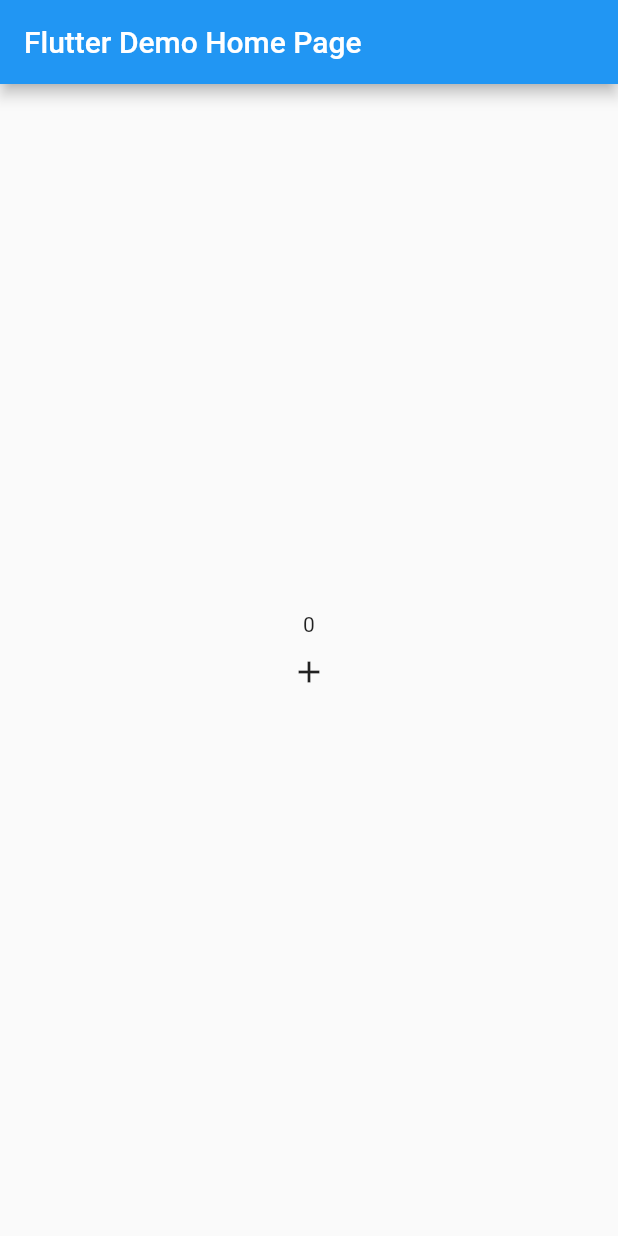
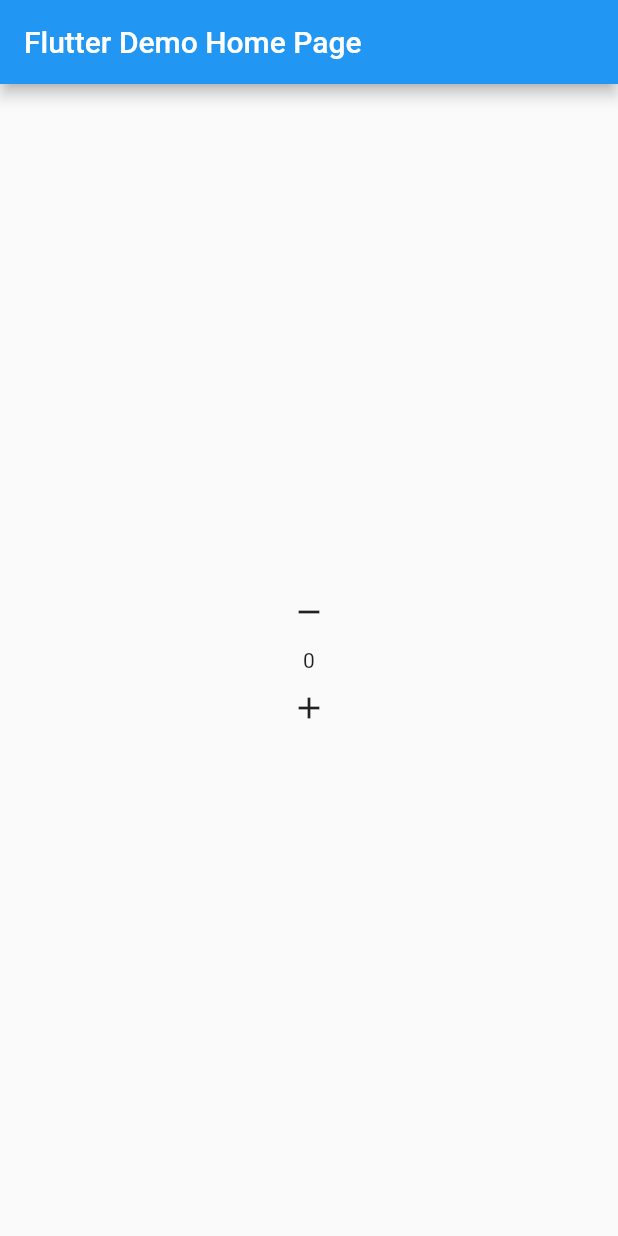
Before and after one commit to thetahmeed/FlutterBLOC, a Flutter app: the screen it shows after launch, on a phone screen of 412 x 824 dp. Run offline on Flutter 3.47's test engine with Material 2 defaults, Android fonts, the phone set to English and light mode, and no system bars.

Commit message:
ADDED: another function

```diff
--- a/app/lib/main.dart
+++ b/app/lib/main.dart
@@ -40,6 +40,14 @@ class _MyHomePageState extends State<MyHomePage> {
         child: Column(
           mainAxisAlignment: MainAxisAlignment.center,
           children: <Widget>[
+            // 04
+            IconButton(
+              onPressed: () {
+                counterBloc.eventSink.add(UserCounterAction.Decre);
+              },
+              icon: Icon(Icons.remove),
+            ),
+
             // 03
             StreamBuilder(
               initialData: 0,
```
